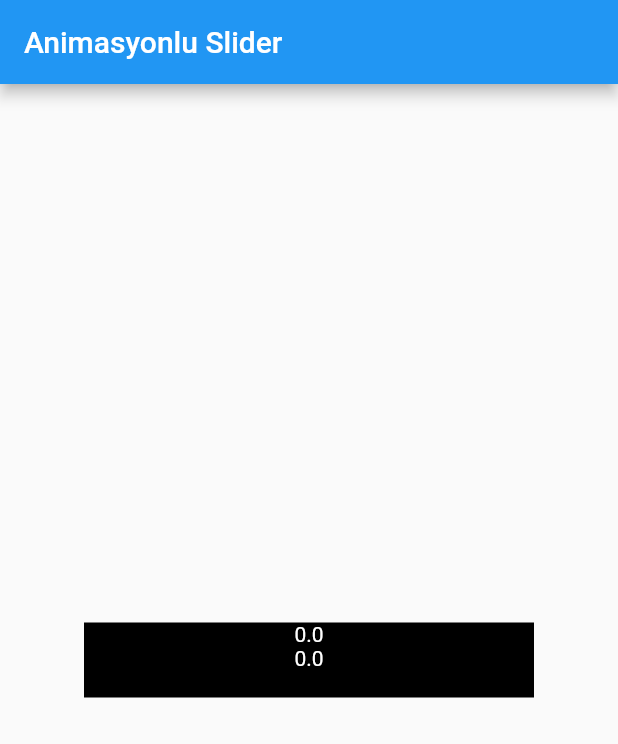
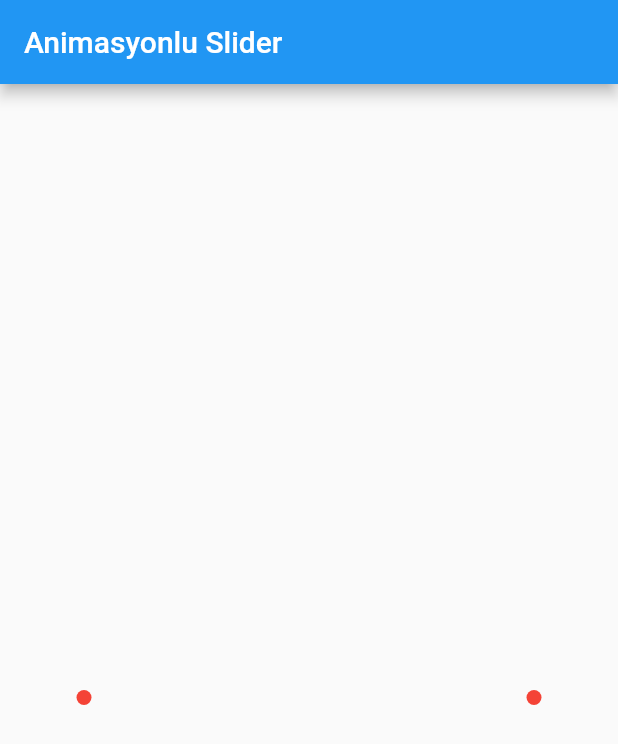
Before and after one commit to emralyilmaz/training42_animasyonlu_slider_gelistirme, a Flutter app: the screen it shows after launch, on a phone screen of 412 x 824 dp. Shown: the top 744 px of the screen. Run offline on Flutter 3.47's test engine with Material 2 defaults, Android fonts, the phone set to English and light mode, and no system bars.

Commit message:
Slider Başlangıç ve Bitiş Noktalarını Oluşturma

```diff
--- /dev/null
+++ b/lib/paint.dart
@@ -0,0 +1,30 @@
+import 'package:flutter/material.dart';
+
+class Painter extends CustomPainter {
+  final double sliderPozisyon;
+  final double dragYuzdelik;
+  final Color renk;
+  final Paint fillPainter;
+
+  Painter({this.sliderPozisyon, this.dragYuzdelik, this.renk})
+      : fillPainter = Paint()
+          ..color = renk
+          ..style = PaintingStyle.fill;
+  @override
+  void paint(Canvas canvas, Size size) {
+    _paintAnchors(canvas, size);
+    // bu metodda çizim gerçekleştiriliyor.
+  }
+
+  _paintAnchors(Canvas canvas, Size size) {
+    // canvas çizim yapılacak aractır. Size ise içerisine yerleştirilecek widgetin boyutunu belirtir.
+    canvas.drawCircle(Offset(0.0, size.height), 5.0, fillPainter);
+    canvas.drawCircle(Offset(size.width, size.height), 5.0, fillPainter);
+  }
+
+  @override
+  bool shouldRepaint(CustomPainter oldDelegate) {
+    // bu metodda paintler arası versiyonlar inceleniyor. yani önceki versiyonları görebiliyoruz.
+    return true;
+  }
+}
--- a/lib/slider.dart
+++ b/lib/slider.dart
@@ -1,4 +1,5 @@
 import 'package:flutter/material.dart';
+import 'package:training42_animasyonlu_slider_gelistirme/paint.dart';
 
 // NOT: localda _onDragStart ve _onDragEnd metodları oluşturulmasada localde konumlandırma yapılabilir.
 
@@ -10,8 +11,13 @@ import 'package:flutter/material.dart';
 class CustomSlider extends StatefulWidget {
   final double genislik;
   final double yukseklik;
+  final Color renk;
 
-  CustomSlider({Key key, this.genislik = 300.0, this.yukseklik = 50.0});
+  CustomSlider(
+      {Key key,
+      this.genislik = 300.0,
+      this.yukseklik = 50.0,
+      this.renk = Colors.red});
 
   @override
   _CustomSliderState createState() => _CustomSliderState();
@@ -67,18 +73,24 @@ class _CustomSliderState extends State<CustomSlider> {
         child: Container(
           width: widget.genislik,
           height: widget.yukseklik,
-          color: Colors.black,
-          child: Column(
-            children: [
-              Text(
-                dragYuzdelik.toString(),
-                style: TextStyle(color: Colors.white),
-              ),
-              Text(
-                dragPozisyon.toString(),
-                style: TextStyle(color: Colors.white),
-              )
-            ],
+          // color: Colors.black,
+          // child: Column(
+          //   children: [
+          //     Text(
+          //       dragYuzdelik.toString(),
+          //       style: TextStyle(color: Colors.white),
+          //     ),
+          //     Text(
+          //       dragPozisyon.toString(),
+          //       style: TextStyle(color: Colors.white),
+          //     )
+          //   ],
+          // ),
+          child: CustomPaint(
+            painter: Painter(
+                renk: widget.renk,
+                sliderPozisyon: dragPozisyon,
+                dragYuzdelik: dragYuzdelik),
           ),
         ),
         onHorizontalDragUpdate: (DragUpdateDetails update) =>
```
